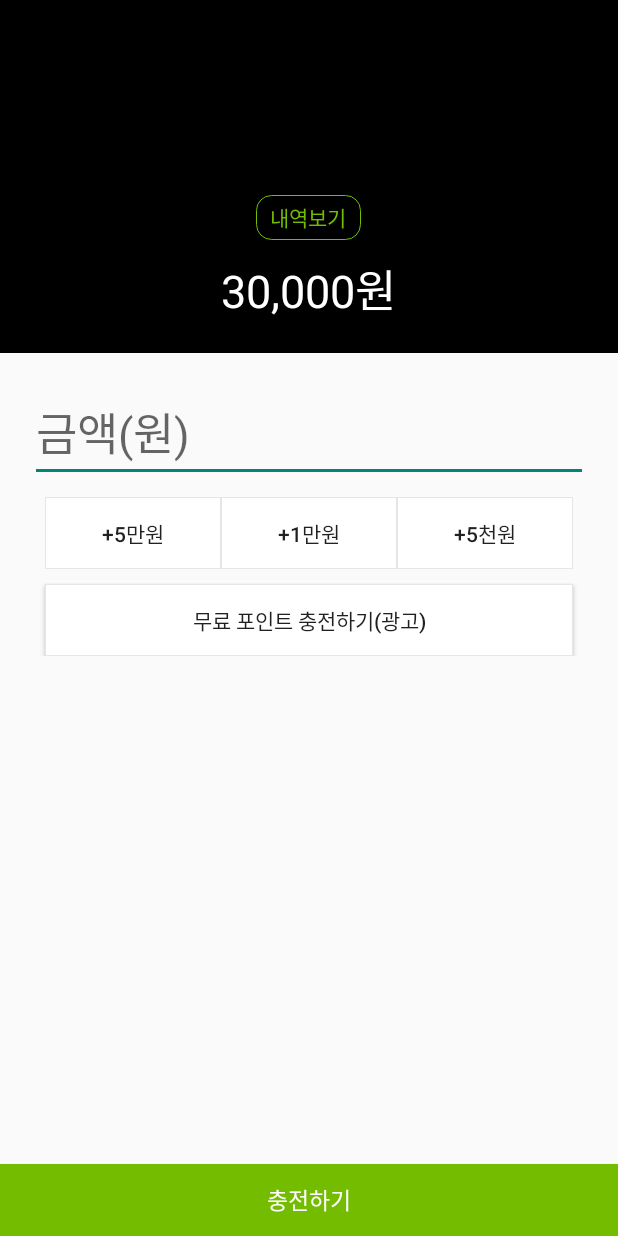
After one commit to sungjin2/TaxiPool2, an Android app: the layout activity_pointcharge.xml on its own in the app's theme, with its tools: preview values and no code run, on a phone screen of 412 x 824 dp. The commit adds this screen. Run offline under Robolectric (Android 15) with nearby library versions, the phone set to English and light mode, and no system bars.

Commit message:
20170627 sj

```diff
--- a/app/src/main/java/com/my/taxipool/activity/LoginActivity.java
+++ b/app/src/main/java/com/my/taxipool/activity/LoginActivity.java
@@ -88,7 +88,6 @@ public class LoginActivity extends AppCompatActivity {
         else if (Session.getCurrentSession().handleActivityResult(requestCode, resultCode, data)) {
             return;
         }
-
     }
 
     private void requestSignUp() {
--- /dev/null
+++ b/app/src/main/res/drawable/button90.xml
@@ -0,0 +1,8 @@
+<?xml version="1.0" encoding="utf-8"?>
+<shape xmlns:android="http://schemas.android.com/apk/res/android"
+    android:shape="rectangle">
+
+    <solid android:color="@color/white"/>
+    <stroke android:width="0.5dp"
+        android:color="@color/lightGray"/>
+</shape>
--- /dev/null
+++ b/app/src/main/res/drawable/buttoncolorless.xml
@@ -0,0 +1,14 @@
+<?xml version="1.0" encoding="utf-8"?>
+<shape xmlns:android="http://schemas.android.com/apk/res/android"
+    android:shape="rectangle">
+
+    <solid android:color="#00ff0000"/>
+    <corners android:bottomRightRadius="10dp"
+        android:bottomLeftRadius="10dp"
+        android:topLeftRadius="10dp"
+        android:topRightRadius="10dp"/>
+
+    <stroke android:width="0.5dp"
+        android:color="@color/colorPoint"
+        />
+</shape>
--- /dev/null
+++ b/app/src/main/res/layout/activity_pointcharge.xml
@@ -0,0 +1,107 @@
+<?xml version="1.0" encoding="utf-8"?>
+<LinearLayout xmlns:android="http://schemas.android.com/apk/res/android"
+    android:orientation="vertical" android:layout_width="match_parent"
+    android:layout_height="match_parent">
+
+    <LinearLayout
+        android:background="@color/black"
+        android:orientation="vertical"
+        android:gravity="center"
+        android:layout_width="match_parent"
+        android:layout_height="wrap_content">
+
+        <Button
+            android:id="@+id/bt_pointlist"
+            android:layout_marginTop="130dp"
+            android:background="@drawable/buttoncolorless"
+            android:layout_width="70dp"
+            android:layout_height="30dp"
+            android:text="내역보기"
+            android:textColor="@color/colorPoint"
+            android:layout_marginBottom="10dp"/>
+
+        <TextView
+            android:id="@+id/tv_nowpoint"
+            android:layout_width="wrap_content"
+            android:layout_height="wrap_content"
+            android:text="30,000원"
+            android:textColor="@color/white"
+            android:textSize="30dp"
+            android:layout_marginBottom="20dp"/>
+
+    </LinearLayout>
+
+    <LinearLayout
+        android:orientation="vertical"
+        android:gravity="center"
+        android:layout_width="match_parent"
+        android:layout_height="wrap_content">
+
+        <EditText
+            android:id="@+id/et_inputpoint"
+            android:layout_width="match_parent"
+            android:layout_height="wrap_content"
+            android:hint="금액(원)"
+            android:textSize="30dp"
+            android:layout_marginTop="20dp"
+            android:layout_marginLeft="20dp"
+            android:layout_marginRight="20dp"
+            android:layout_marginBottom="10dp"/>
+        <LinearLayout
+            android:layout_width="match_parent"
+            android:layout_height="match_parent"
+            android:gravity="center"
+            android:layout_marginLeft="30dp"
+            android:layout_marginRight="30dp">
+
+            <Button
+                android:id="@+id/bt_5"
+                android:background="@drawable/button90"
+                android:layout_width="wrap_content"
+                android:layout_height="wrap_content"
+                android:layout_weight="1"
+                android:text="+5만원"/>
+            <Button
+                android:id="@+id/bt_1"
+                android:background="@drawable/button90"
+                android:layout_width="wrap_content"
+                android:layout_height="wrap_content"
+                android:layout_weight="1"
+                android:text="+1만원"/>
+            <Button
+                android:id="@+id/bt_0_5"
+                android:background="@drawable/button90"
+                android:layout_width="wrap_content"
+                android:layout_height="wrap_content"
+                android:layout_weight="1"
+                android:text="+5천원"/>
+
+        </LinearLayout>
+        <Button
+            android:id="@+id/bt_freepoint"
+            android:layout_marginTop="10dp"
+            android:background="@drawable/button90"
+            android:layout_marginLeft="30dp"
+            android:layout_marginRight="30dp"
+            android:layout_width="match_parent"
+            android:layout_height="wrap_content"
+            android:layout_weight="3"
+            android:text="무료 포인트 충전하기(광고)"/>
+
+    </LinearLayout>
+    <RelativeLayout
+        android:layout_width="match_parent"
+        android:layout_height="wrap_content">
+        <Button
+            android:id="@+id/bt_charge"
+            android:background="@color/colorPoint"
+            android:layout_alignParentBottom="true"
+            android:layout_width="match_parent"
+            android:layout_height="wrap_content"
+            android:text="충전하기"
+            android:textColor="@color/white"
+            android:textSize="15dp"/>
+
+    </RelativeLayout>
+
+</LinearLayout>
```
Also changed, not shown: app/src/main/java/com/my/taxipool/activity/BlockActivity.java (+3 -4 lines), app/src/main/java/com/my/taxipool/activity/PointActivity.java (added, +169 -0 lines), app/src/main/java/com/my/taxipool/activity/PointListActivity.java (added, +133 -0 lines), app/src/main/java/com/my/taxipool/adapter/BlockListAdapter.java (+46 -1 lines), app/src/main/java/com/my/taxipool/adapter/PointRecordAdapter.java (added, +82 -0 lines), app/src/main/java/com/my/taxipool/vo/PointRecordInfo.java (added, +67 -0 lines), app/src/main/res/drawable/button.xml (added, +14 -0 lines), app/src/main/res/layout/activity_pointrecord.xml (added, +14 -0 lines), app/src/main/res/layout/nav_header_main.xml (+21 -0 lines), app/src/main/res/layout/view_list_people_info.xml (+7 -2 lines), app/src/main/res/layout/view_point_list_info.xml (added, +56 -0 lines).
